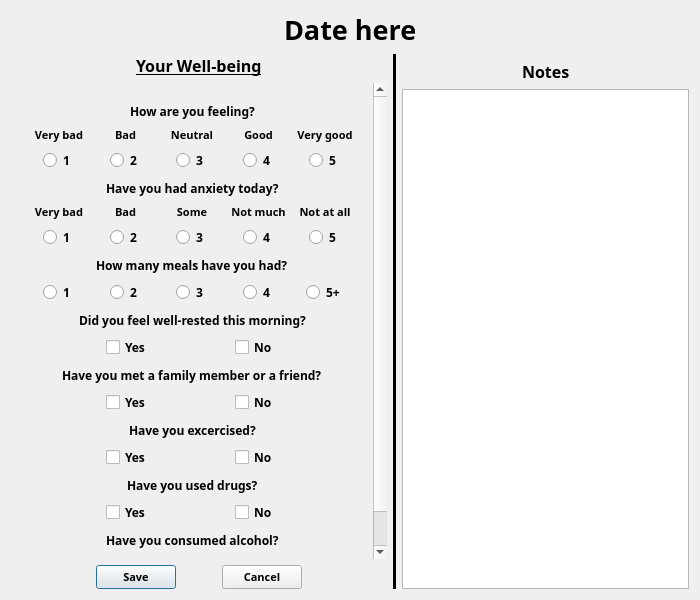
This is project_root/src/gui/Registration_form_prototype.ui in CopycatPandaExpressChowMein/Agile-Development-Project-2025 as Qt 5 draws it before an edit. The edited form follows.
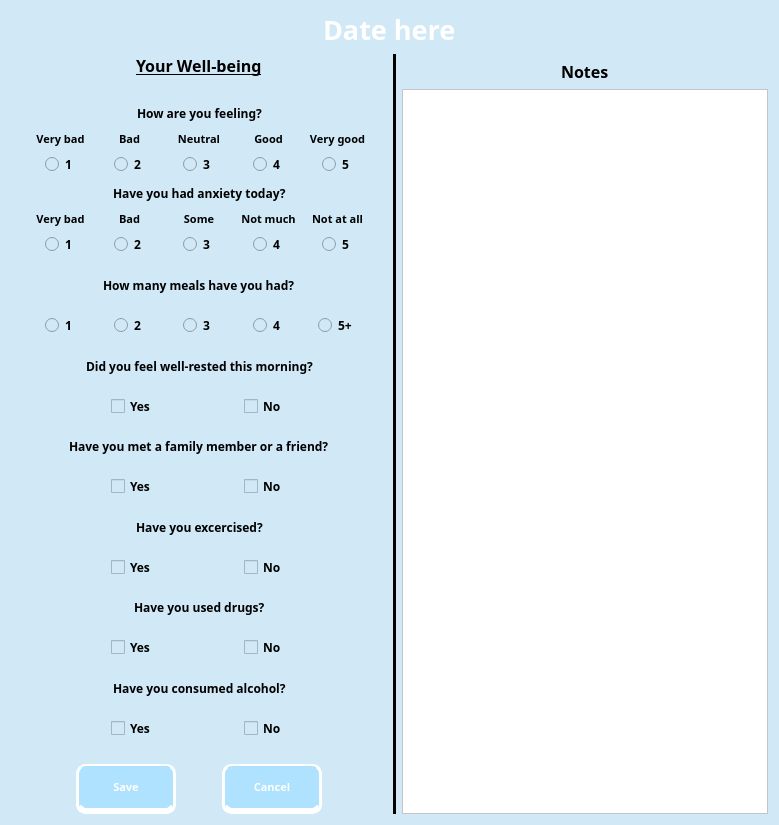
This is the edited form.

Diff of the .ui file:
```diff
--- a/project_root/src/gui/Registration_form_prototype.ui
+++ b/project_root/src/gui/Registration_form_prototype.ui
@@ -6,8 +6,8 @@
    <rect>
     <x>0</x>
     <y>0</y>
-    <width>700</width>
-    <height>600</height>
+    <width>779</width>
+    <height>825</height>
    </rect>
   </property>
   <property name="minimumSize">
@@ -24,6 +24,9 @@
   <property name="windowTitle">
    <string>Registration form</string>
   </property>
+  <property name="styleSheet">
+   <string notr="true">background-color: rgb(209, 233, 246)</string>
+  </property>
   <layout class="QVBoxLayout" name="verticalLayout_14">
    <item>
     <layout class="QHBoxLayout" name="horizontalLayout_16">
@@ -50,6 +53,9 @@
          <bold>true</bold>
         </font>
        </property>
+       <property name="styleSheet">
+        <string notr="true">color: rgb(255, 255, 255)</string>
+       </property>
        <property name="text">
         <string>Date here</string>
        </property>
@@ -133,8 +139,8 @@
            <rect>
             <x>0</x>
             <y>0</y>
-            <width>403</width>
-            <height>605</height>
+            <width>452</width>
+            <height>656</height>
            </rect>
           </property>
           <layout class="QVBoxLayout" name="verticalLayout_12">
@@ -2059,6 +2065,12 @@
           <layout class="QHBoxLayout" name="horizontalLayout_8">
            <item>
             <widget class="QPushButton" name="registration_form_button_save">
+             <property name="minimumSize">
+              <size>
+               <width>100</width>
+               <height>50</height>
+              </size>
+             </property>
              <property name="font">
               <font>
                <family>Book Antiqua</family>
@@ -2067,6 +2079,25 @@
                <bold>true</bold>
               </font>
              </property>
+             <property name="styleSheet">
+              <string notr="true">QPushButton{
+background-color: rgb(174, 226, 255);
+color: rgb(255, 255, 255);
+border-radius: 10px;
+border-style: solid;
+border-width: 3px;
+border-bottom: 6px solid;
+border-top: 2px solid;
+border-color: rgb(255, 255, 255)
+}
+
+QPushButton:Pressed{
+background-color: rgb(209, 233, 246);
+border-bottom: 2px solid;
+border-top: 6px solid;
+border-color: rgb(255, 255, 255)
+}</string>
+             </property>
              <property name="text">
               <string>Save</string>
              </property>
@@ -2087,6 +2118,12 @@
            </item>
            <item>
             <widget class="QPushButton" name="registration_form_button_cancel">
+             <property name="minimumSize">
+              <size>
+               <width>100</width>
+               <height>50</height>
+              </size>
+             </property>
              <property name="font">
               <font>
                <family>Book Antiqua</family>
@@ -2095,6 +2132,25 @@
                <bold>true</bold>
               </font>
              </property>
+             <property name="styleSheet">
+              <string notr="true">QPushButton{
+background-color: rgb(174, 226, 255);
+color: rgb(255, 255, 255);
+border-radius: 10px;
+border-style: solid;
+border-width: 3px;
+border-bottom: 6px solid;
+border-top: 2px solid;
+border-color: rgb(255, 255, 255)
+}
+
+QPushButton:Pressed{
+background-color: rgb(209, 233, 246);
+border-bottom: 2px solid;
+border-top: 6px solid;
+border-color: rgb(255, 255, 255)
+}</string>
+             </property>
              <property name="text">
               <string>Cancel</string>
              </property>
@@ -2206,6 +2262,9 @@
          </item>
          <item>
           <widget class="QPlainTextEdit" name="registration_form_notepad">
+           <property name="styleSheet">
+            <string notr="true">background-color: rgb(255, 255, 255)</string>
+           </property>
            <property name="plainText">
             <string/>
            </property>
```
Left out of the diff: 12 changed lines with no effect on the pictures.
